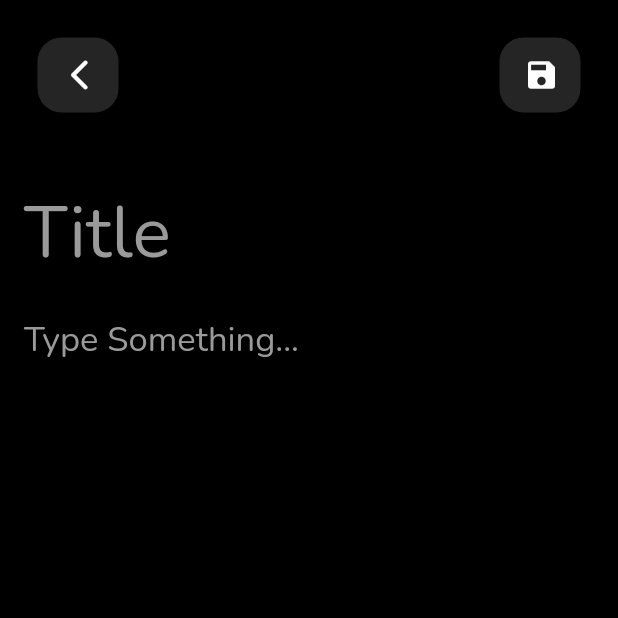
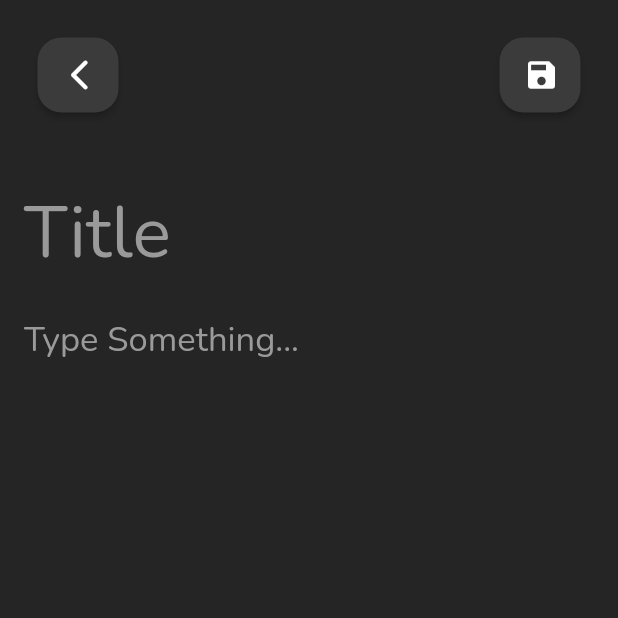
Before and after one commit to swag2716/notes_making_app, a Flutter app: the screen it shows after launch, after a tap on the "add" icon, on a phone screen of 412 x 824 dp, the top half of it. Run offline on Flutter 3.47's test engine with Material 2 defaults, Android fonts, the phone set to English and light mode, and no system bars; our stand-ins replace google_fonts, sqflite; accounts and stored records are empty.

Commit message:
app added

```diff
--- a/lib/db/notes_database.dart
+++ b/lib/db/notes_database.dart
@@ -12,9 +12,6 @@ class NotesDatabase{
   NotesDatabase._init();
   Future<Database> get database async{
     if(_database!=null){
-      // Directory documentDirectory = await getApplicationDocumentsDirectory();
-      // final path = join(documentDirectory.path, 'notes_app.db');
-      // deleteDatabase(path);
       return _database!;
       }
       _database = await _initDB("notes_app.db");
@@ -25,8 +22,6 @@ class NotesDatabase{
     // final dbPath = await getDatabasesPath();
     Directory documentDirectory = await getApplicationDocumentsDirectory();
     final path = join(documentDirectory.path, filePath);
-    print("path is : ");
-    print(path);
     return await openDatabase(path, version: 1, onCreate: _createDB);
   }
 
--- a/lib/pages/add_note_page.dart
+++ b/lib/pages/add_note_page.dart
@@ -3,6 +3,7 @@ import 'package:notes_making_app/db/notes_database.dart';
 import 'package:notes_making_app/pages/display_all_notes.dart';
 import 'package:notes_making_app/pages/input_add_note_page.dart';
 import '../models/notes_table_model.dart';
+import 'dialog_helper.dart';
 
 class AddNotePage extends StatefulWidget {
   final Note? note;
@@ -28,9 +29,8 @@ class _AddNotePageState extends State<AddNotePage> {
 
   @override
   Widget build(BuildContext context) {
-    print("ADD NOTE PAGE");
     return Scaffold(
-      backgroundColor: Colors.black,
+      backgroundColor: const Color.fromARGB(255, 37, 37, 37),
       body: SafeArea(child: Column(children: [
         Row(
             mainAxisAlignment: MainAxisAlignment.spaceBetween,
@@ -45,7 +45,7 @@ class _AddNotePageState extends State<AddNotePage> {
                       Navigator.pop(context);
                     },
                     style: ElevatedButton.styleFrom(
-                      backgroundColor: const Color.fromARGB(255, 37, 37, 37),
+                      backgroundColor: const Color.fromARGB(255, 59, 59, 59),
                         shape: RoundedRectangleBorder(
                       borderRadius: BorderRadius.circular(16.0),
                     )),
@@ -60,11 +60,16 @@ class _AddNotePageState extends State<AddNotePage> {
                   height: 50.0,
                   child: ElevatedButton(
                     onPressed: () {
-                      saveNote();
-                      Navigator.push(context, MaterialPageRoute(builder: (context)=> DisplayAllNotes()));
+                      if(desc.isEmpty){
+                        DialogHelper.showAlertDialog(context);
+                      }
+                      else{
+                        saveNote();
+                        Navigator.push(context, MaterialPageRoute(builder: (context)=> DisplayAllNotes()));
+                      }
                     },
                     style: ElevatedButton.styleFrom(
-                      backgroundColor: const Color.fromARGB(255, 37, 37, 37),
+                      backgroundColor: const Color.fromARGB(255, 59, 59, 59),
                         shape: RoundedRectangleBorder(
                       borderRadius: BorderRadius.circular(16.0),
                     )),
--- a/lib/pages/display_all_notes.dart
+++ b/lib/pages/display_all_notes.dart
@@ -2,6 +2,7 @@ import 'package:flutter/material.dart';
 import 'package:notes_making_app/db/notes_database.dart';
 import 'package:notes_making_app/pages/home_page.dart';
 import '../models/notes_table_model.dart';
+import 'add_note_page.dart';
 import 'note_card_display.dart';
 import 'note_description_page.dart';
 
@@ -48,7 +49,7 @@ class _DisplayAllNotesState extends State<DisplayAllNotes> {
   @override
   Widget build(BuildContext context) {
     return Scaffold(
-        backgroundColor: Colors.black,
+      backgroundColor: const Color.fromARGB(255, 37, 37, 37),
       body: (notes == null)
           ? const HomePage()
           : (notes!.isEmpty)
@@ -79,8 +80,7 @@ class _DisplayAllNotesState extends State<DisplayAllNotes> {
                               await Navigator.push(
                                   context,
                                   MaterialPageRoute(
-                                        builder: (context) =>
-                                            NoteDescriptionPage(
+                                      builder: (context) => NoteDescriptionPage(
                                           noteId: note.id!)));
                               refreshNotes();
                             },
@@ -90,6 +90,16 @@ class _DisplayAllNotesState extends State<DisplayAllNotes> {
                       ),
                     )
                   ],
-                  )));
+                                )),
+      floatingActionButton: FloatingActionButton(
+        heroTag: null,
+        onPressed: () {
+          Navigator.push(context,
+              MaterialPageRoute(builder: (context) => const AddNotePage()));
+        },
+        backgroundColor: const Color.fromARGB(255, 37, 37, 37),
+          child: const Icon(Icons.add),
+      ),
+    );
   }
 }
--- a/lib/pages/home_page.dart
+++ b/lib/pages/home_page.dart
@@ -1,5 +1,4 @@
 import 'package:flutter/material.dart';
-
 import 'add_note_page.dart';
 
 class HomePage extends StatefulWidget {
@@ -13,19 +12,25 @@ class _HomePageState extends State<HomePage> {
   @override
   Widget build(BuildContext context) {
     return Scaffold(
-      backgroundColor: Colors.black,
-      appBar: AppBar(
-        title: const Padding(
-          padding: EdgeInsets.all(25.0),
-          child: Text("Notes",
-              style: TextStyle(fontWeight: FontWeight.w600, fontSize: 43)),
+      backgroundColor: const Color.fromARGB(255, 37, 37, 37),
+      body: SafeArea(
+          child: Column(children: [
+        Padding(
+          padding: const EdgeInsets.all(30.0),
+          child: Row(
+            children: const [
+              Text("Notes",
+                  style: TextStyle(
+                      color: Colors.white,
+                      fontWeight: FontWeight.w600,
+                      fontSize: 43)),
+            ],
           ),
-            backgroundColor: Colors.transparent,
         ),
-      body: SafeArea(
-        child: Center(
-          child: SingleChildScrollView(
+        Expanded(
           child: Column(
+            mainAxisAlignment: MainAxisAlignment.center,
+            crossAxisAlignment: CrossAxisAlignment.center,
             children: [
             Image.asset("assets/images/Notes_img.png"),
             const Text(
@@ -34,13 +39,13 @@ class _HomePageState extends State<HomePage> {
             ),
           ]),
         ),
-        ),),
+      ])),
       floatingActionButton: FloatingActionButton(
         onPressed: () {
           Navigator.push(context,
               MaterialPageRoute(builder: (context) => const AddNotePage()));
         },
-        backgroundColor: Colors.black,
+        backgroundColor: const Color.fromARGB(1, 37, 37, 37),
         child: const Icon(Icons.add),
       ),
     );
--- a/pubspec.yaml
+++ b/pubspec.yaml
@@ -67,6 +67,7 @@ flutter:
   # To add assets to your application, add an assets section, like this:
   assets:
     - assets/images/Notes_img.png
+    - assets/images/Alert_icon.png
     # - assets/notes.db
   #   - images/a_dot_ham.jpeg
 
```
Also changed, not shown: lib/pages/dialog_helper.dart (added, +142 -0 lines), lib/pages/note_card_display.dart (+21 -5 lines), lib/pages/note_description_page.dart (+24 -27 lines), assets/images/Alert_icon.png (added). Lines whose indentation alone changed are shown as unchanged.
